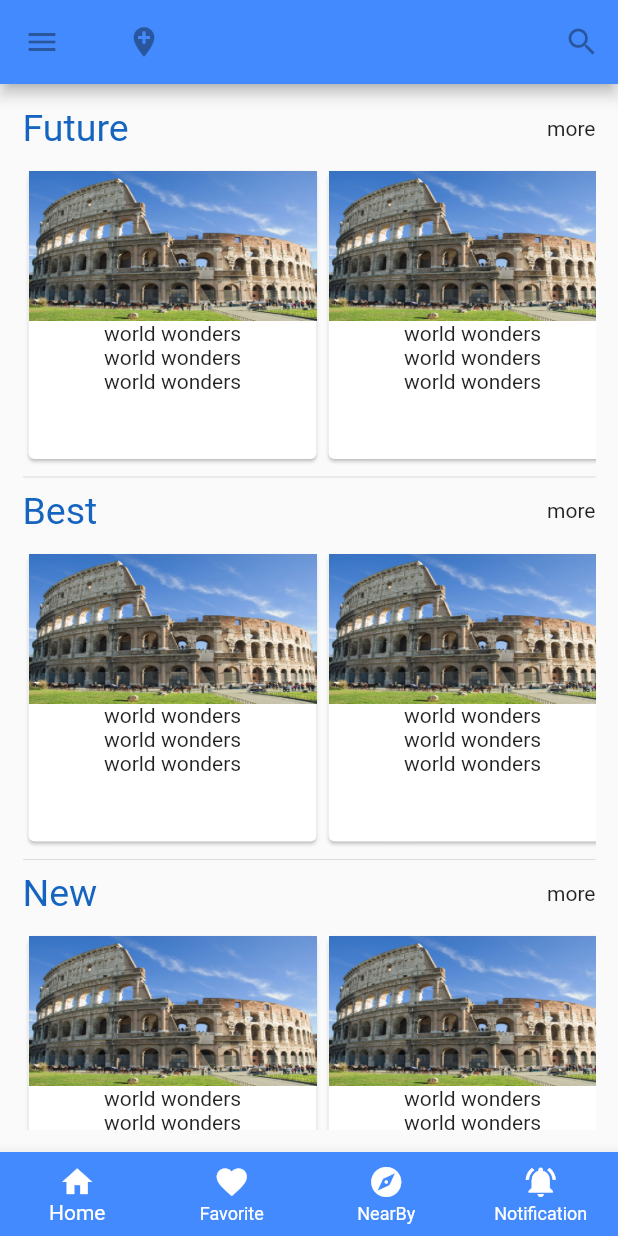
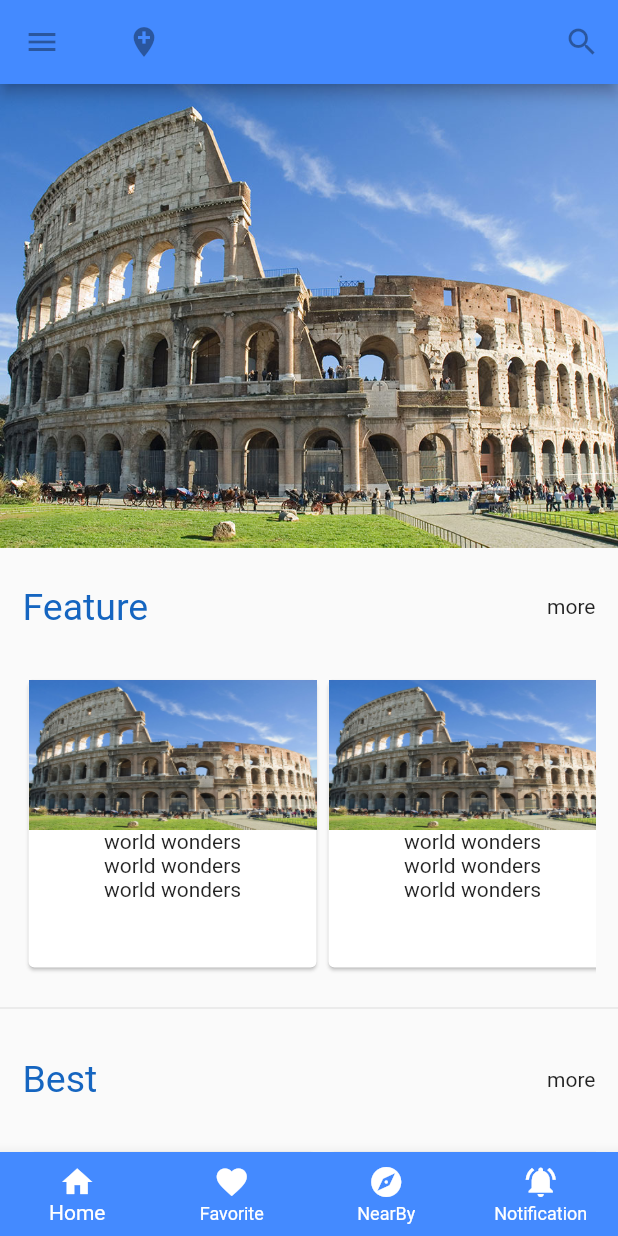
Before and after one commit to pyrolass/flutter_app, a Flutter app: the screen it shows after launch, on a phone screen of 412 x 824 dp. Run offline on Flutter 3.47's test engine with Material 2 defaults, Android fonts, the phone set to English and light mode, and no system bars.

Commit message:
padding fixed

```diff
--- a/lib/main.dart
+++ b/lib/main.dart
@@ -54,43 +54,99 @@ class widget extends State<MyStatefulWidget> {
             IconButton(icon: Icon(Icons.search)),
           ],
         ),
-        body: Padding(
-          padding: const EdgeInsets.all(15.0),
+        body: Container(
           child: SingleChildScrollView(
             child: Column(
               children: [
-                title('Future'),
+                FittedBox(
+                  child: Image.asset("assets/images/image1.jpg"),
+                  fit: BoxFit.fill,
+                ),
                 SizedBox(
                   height: 10,
                 ),
-                Container(
+                Padding(
+                  padding: const EdgeInsets.all(15.0),
+                  child: Container(
+                      child: Row(
+                    children: [
+                      Text("Feature",
+                          style: TextStyle(
+                              color: Colors.blue.shade800, fontSize: 25)),
+                      Spacer(),
+                      Text('more')
+                    ],
+                  )),
+                ),
+                Padding(
+                  padding: const EdgeInsets.all(15.0),
+                  child: Container(
+                    child: Container(
+                        height: 200,
+                        child: ListView(
+                          children: [
+                            cards(),
+                            cards(),
+                            cards(),
+                            cards(),
+                            cards()
+                          ],
+                          scrollDirection: Axis.horizontal,
+                        )),
+                  ),
+                ),
+                Divider(),
+                SizedBox(
+                  height: 10,
+                ),
+                Padding(
+                  padding: const EdgeInsets.all(15.0),
+                  child: Container(
+                      child: Row(
+                    children: [
+                      Text("Best",
+                          style: TextStyle(
+                              color: Colors.blue.shade800, fontSize: 25)),
+                      Spacer(),
+                      Text('more')
+                    ],
+                  )),
+                ),
+                Padding(
+                  padding: const EdgeInsets.all(15.0),
+                  child: Container(
                       height: 200,
                       child: ListView(
                         children: [cards(), cards(), cards(), cards(), cards()],
                         scrollDirection: Axis.horizontal,
                       )),
+                ),
                 Divider(),
-                title('Best'),
                 SizedBox(
                   height: 10,
                 ),
-                Container(
+                Padding(
+                  padding: const EdgeInsets.all(15.0),
+                  child: Container(
+                      child: Row(
+                    children: [
+                      Text("New",
+                          style: TextStyle(
+                              color: Colors.blue.shade800, fontSize: 25)),
+                      Spacer(),
+                      Text('more')
+                    ],
+                  )),
+                ),
+                Padding(
+                  padding: const EdgeInsets.all(15.0),
+                  child: Container(
                       height: 200,
                       child: ListView(
                         children: [cards(), cards(), cards(), cards(), cards()],
                         scrollDirection: Axis.horizontal,
                       )),
-                Divider(),
-                title('New'),
-                SizedBox(
-                  height: 10,
                 ),
-                Container(
-                    height: 200,
-                    child: ListView(
-                      children: [cards(), cards(), cards(), cards(), cards()],
-                      scrollDirection: Axis.horizontal,
-                    )),
               ],
             ),
           ),
```
Lines whose indentation alone changed are shown as unchanged.
